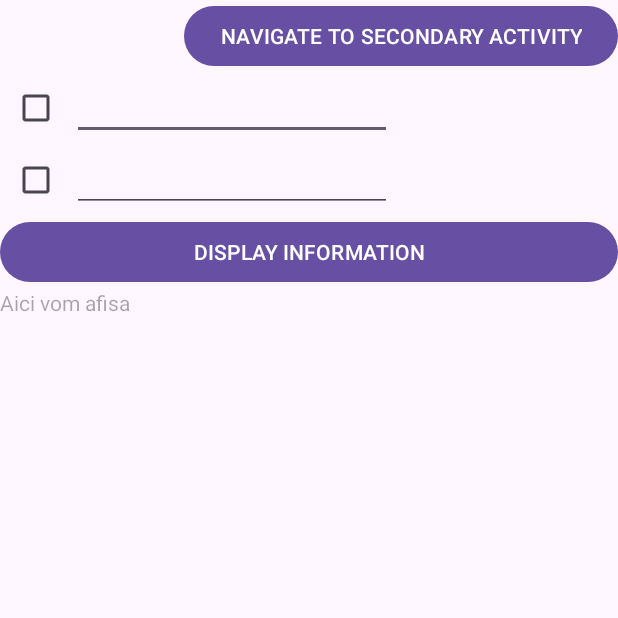
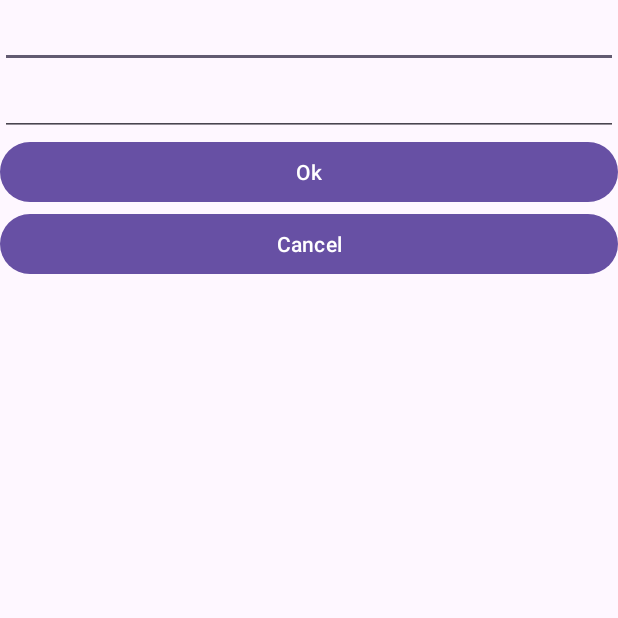
Before and after one commit to VicentiuDuta/PracticalTest01Var04, an Android app: the screen it shows after launch (PracticalTest01Var04MainActivity before the commit, PracticalTest01Var04SecondaryActivity after it), after a tap on "NAVIGATE TO SECONDARY ACTIVITY", on a phone screen of 412 x 824 dp, the top half of it. Run offline under Robolectric (Android 15) with nearby library versions, the phone set to English and light mode, and no system bars.

Commit message:
Final implementation

```diff
--- /dev/null
+++ b/app/src/main/java/ro/pub/cs/systems/eim/practicaltest01var04/Constants.kt
@@ -0,0 +1,6 @@
+package ro.pub.cs.systems.eim.practicaltest01var04
+
+object Constants {
+    val ACTION1 = "NUME"
+    val ACTION2 = "GRUPA"
+}
--- a/app/src/main/java/ro/pub/cs/systems/eim/practicaltest01var04/PracticalTest01Var04MainActivity.kt
+++ b/app/src/main/java/ro/pub/cs/systems/eim/practicaltest01var04/PracticalTest01Var04MainActivity.kt
@@ -1,6 +1,13 @@
 package ro.pub.cs.systems.eim.practicaltest01var04
 
+import android.annotation.SuppressLint
+import android.app.Activity
+import android.content.Context
+import android.content.Intent
+import android.content.IntentFilter
+import android.os.Build
 import android.os.Bundle
+import android.util.Log
 import android.view.View
 import android.widget.Button
 import android.widget.CheckBox
@@ -8,6 +15,8 @@ import android.widget.EditText
 import android.widget.TextView
 import android.widget.Toast
 import androidx.activity.enableEdgeToEdge
+import androidx.activity.result.ActivityResultLauncher
+import androidx.activity.result.contract.ActivityResultContracts
 import androidx.appcompat.app.AppCompatActivity
 import androidx.core.view.ViewCompat
 import androidx.core.view.WindowInsetsCompat
@@ -20,6 +29,11 @@ class PracticalTest01Var04MainActivity : AppCompatActivity() {
     private lateinit var editText2 : EditText
     private lateinit var displayButton : Button
     private lateinit var displayTextView : TextView
+    private lateinit var startForResult: ActivityResultLauncher<Intent>
+    private var edit1completed = false
+    private var edit2completed = false
+
+    private lateinit var broadcastReceiver : PracticalTest01Var04BroadcastReceiver
 
     inner class ButtonListener : View.OnClickListener {
         override fun onClick(v: View?) {
@@ -30,17 +44,42 @@ class PracticalTest01Var04MainActivity : AppCompatActivity() {
                 if (checkbox1.isChecked) {
                     if (editText1.getText().toString() == "")
                         Toast.makeText(this@PracticalTest01Var04MainActivity, "First editText empty", Toast.LENGTH_SHORT).show()
-                    else
+                    else {
                         displayTextView.append(editText1.getText().toString())
+                        edit1completed = true
+                    }
                 }
                 if (checkbox2.isChecked) {
                     if (editText2.getText().toString() == "")
                         Toast.makeText(this@PracticalTest01Var04MainActivity, "Second editText empty", Toast.LENGTH_SHORT).show()
-                    else
+                    else {
                         displayTextView.append(editText2.getText().toString())
+                        edit2completed = true
+                    }
                 }
 
+            }
 
+            if (edit1completed == true && edit2completed == true) {
+                if(displayTextView.getText().toString() != "") {
+                    val intent = Intent(this@PracticalTest01Var04MainActivity,
+                        PracticalTest01Var04Service::class.java).apply {
+                        putExtra("EDIT_TEXT_1", editText1.getText().toString())
+                        putExtra("EDIT_TEXT_2", editText2.getText().toString())
+                    }
+
+                    startService(intent)
+                }
+            }
+
+            if (v?.id == R.id.navigateToSecondaryButton) {
+                val intent = Intent(this@PracticalTest01Var04MainActivity,
+                    PracticalTest01Var04SecondaryActivity::class.java).apply {
+                        putExtra("EDIT_TEXT_1", editText1.getText().toString())
+                        putExtra("EDIT_TEXT_2", editText2.getText().toString())
+
+                }
+                startForResult.launch(intent)
             }
         }
 
@@ -67,5 +106,64 @@ class PracticalTest01Var04MainActivity : AppCompatActivity() {
         secondaryActivityButton.setOnClickListener(ButtonListener())
         displayButton.setOnClickListener(ButtonListener())
 
+        startForResult = registerForActivityResult(ActivityResultContracts.StartActivityForResult()) {
+            result ->
+                if (result.resultCode == Activity.RESULT_OK) {
+//                    Log.d("RETURN FROM SEC", "RESULT OK")
+                    Toast.makeText(this@PracticalTest01Var04MainActivity, "RETURN OK", Toast.LENGTH_LONG).show()
+                }
+
+            else {
+//                    Log.d("RETURN FROM SEC", "RESULT CANCELLED")
+                    Toast.makeText(this@PracticalTest01Var04MainActivity, "RETURN CANCELLED", Toast.LENGTH_LONG).show()
+
+                }
+        }
+
+        broadcastReceiver = PracticalTest01Var04BroadcastReceiver()
+
+    }
+
+    override fun onSaveInstanceState(outState: Bundle) {
+        super.onSaveInstanceState(outState)
+        outState.putString("FIRST_EDIT_TEXT", editText1.getText().toString())
+        outState.putString("SECOND_EDIT_TEXT", editText2.getText().toString())
+        outState.putString("TEXT_VIEW_TEXT", displayTextView.getText().toString())
+
+    }
+
+    override fun onRestoreInstanceState(savedInstanceState: Bundle) {
+        super.onRestoreInstanceState(savedInstanceState)
+        editText1.setText(savedInstanceState.getString("FIRST_EDIT_TEXT"))
+        editText2.setText(savedInstanceState.getString("SECOND_EDIT_TEXT"))
+        displayTextView.setText(savedInstanceState.getString("TEXT_VIEW_TEXT"))
+    }
+
+    override fun onDestroy() {
+        super.onDestroy()
+        val intent = Intent(this@PracticalTest01Var04MainActivity, PracticalTest01Var04Service::class.java)
+        stopService(intent)
+    }
+
+    @SuppressLint("UnspecifiedRegisterReceiverFlag")
+    override fun onResume() {
+        super.onResume()
+        val intentFilter = IntentFilter().apply {
+            addAction(Constants.ACTION1)
+            addAction(Constants.ACTION2)
+        }
+
+        if (Build.VERSION.SDK_INT >= Build.VERSION_CODES.TIRAMISU) {
+            registerReceiver(broadcastReceiver, intentFilter,
+                Context.RECEIVER_NOT_EXPORTED)
+        } else {
+            registerReceiver(broadcastReceiver, intentFilter)
+        }
+        Log.d("[MAIN]", "BroadcastReceiver registered!")
+    }
+
+    override fun onPause() {
+        super.onPause()
+        unregisterReceiver(broadcastReceiver)
     }
 }
--- /dev/null
+++ b/app/src/main/java/ro/pub/cs/systems/eim/practicaltest01var04/PracticalTest01Var04SecondaryActivity.kt
@@ -0,0 +1,56 @@
+package ro.pub.cs.systems.eim.practicaltest01var04
+
+import android.os.Bundle
+import android.view.View
+import android.widget.Button
+import android.widget.EditText
+import androidx.activity.enableEdgeToEdge
+import androidx.appcompat.app.AppCompatActivity
+import androidx.core.view.ViewCompat
+import androidx.core.view.WindowInsetsCompat
+
+class PracticalTest01Var04SecondaryActivity : AppCompatActivity() {
+    private lateinit var firstEditText : EditText
+    private lateinit var secondEditText : EditText
+    private lateinit var okButton : Button
+    private lateinit var cancelButton : Button
+
+    inner class ButtonListener : View.OnClickListener {
+        override fun onClick(v: View?) {
+            if (v?.id == R.id.okButton) {
+                setResult(RESULT_OK)
+            }
+            else {
+                setResult(RESULT_CANCELED)
+            }
+
+            this@PracticalTest01Var04SecondaryActivity.finish()
+        }
+
+    }
+
+    override fun onCreate(savedInstanceState: Bundle?) {
+        super.onCreate(savedInstanceState)
+        enableEdgeToEdge()
+        setContentView(R.layout.activity_practical_test01_var04_secondary)
+        ViewCompat.setOnApplyWindowInsetsListener(findViewById(R.id.main)) { v, insets ->
+            val systemBars = insets.getInsets(WindowInsetsCompat.Type.systemBars())
+            v.setPadding(systemBars.left, systemBars.top, systemBars.right, systemBars.bottom)
+            insets
+        }
+        firstEditText = findViewById(R.id.firstEditText)
+        secondEditText = findViewById(R.id.secondEditText)
+
+        val intentFromParent = intent
+        val data = intent.getExtras()
+        if (data != null) {
+            firstEditText.setText(data.getString("EDIT_TEXT_1"))
+            secondEditText.setText(data.getString("EDIT_TEXT_2"))
+        }
+
+        okButton = findViewById(R.id.okButton)
+        cancelButton = findViewById(R.id.cancelButton)
+        okButton.setOnClickListener(ButtonListener())
+        cancelButton.setOnClickListener(ButtonListener())
+    }
+}
--- a/app/src/main/res/layout/activity_practical_test01_var04_main.xml
+++ b/app/src/main/res/layout/activity_practical_test01_var04_main.xml
@@ -32,6 +32,7 @@
             android:layout_width="wrap_content"
             android:ems="10"
             android:id="@+id/editText1"
+            android:saveEnabled="false"
             android:layout_height="wrap_content">
         </EditText>
     </LinearLayout>
@@ -52,6 +53,7 @@
             android:layout_width="wrap_content"
             android:ems="10"
             android:id="@+id/editText2"
+            android:saveEnabled="false"
             android:layout_height="wrap_content">
         </EditText>
     </LinearLayout>
@@ -68,6 +70,7 @@
         android:layout_width="wrap_content"
         android:layout_height="wrap_content"
         android:id="@+id/displayTextView"
+        android:saveEnabled="false"
         android:hint="Aici vom afisa">
     </TextView>
 
--- /dev/null
+++ b/app/src/main/res/layout/activity_practical_test01_var04_secondary.xml
@@ -0,0 +1,35 @@
+<?xml version="1.0" encoding="utf-8"?>
+<LinearLayout xmlns:android="http://schemas.android.com/apk/res/android"
+    xmlns:app="http://schemas.android.com/apk/res-auto"
+    xmlns:tools="http://schemas.android.com/tools"
+    android:id="@+id/main"
+    android:layout_width="match_parent"
+    android:layout_height="match_parent"
+    android:orientation="vertical"
+    tools:context=".PracticalTest01Var04SecondaryActivity">
+
+    <EditText
+        android:layout_width="match_parent"
+        android:layout_height="wrap_content"
+        android:id="@+id/firstEditText">
+    </EditText>
+
+    <EditText
+        android:layout_width="match_parent"
+        android:layout_height="wrap_content"
+        android:id="@+id/secondEditText">
+    </EditText>
+
+    <Button android:layout_height="wrap_content"
+        android:layout_width="match_parent"
+        android:text="Ok"
+        android:id="@+id/okButton">
+    </Button>
+
+    <Button android:layout_height="wrap_content"
+        android:layout_width="match_parent"
+        android:text="Cancel"
+        android:id="@+id/cancelButton">
+    </Button>
+
+</LinearLayout>
```
Also changed, not shown: app/src/main/AndroidManifest.xml (+19 -0 lines), app/src/main/java/ro/pub/cs/systems/eim/practicaltest01var04/PracticalTest01Var04BroadcastReceiver.kt (added, +24 -0 lines), app/src/main/java/ro/pub/cs/systems/eim/practicaltest01var04/PracticalTest01Var04Service.kt (added, +72 -0 lines).
